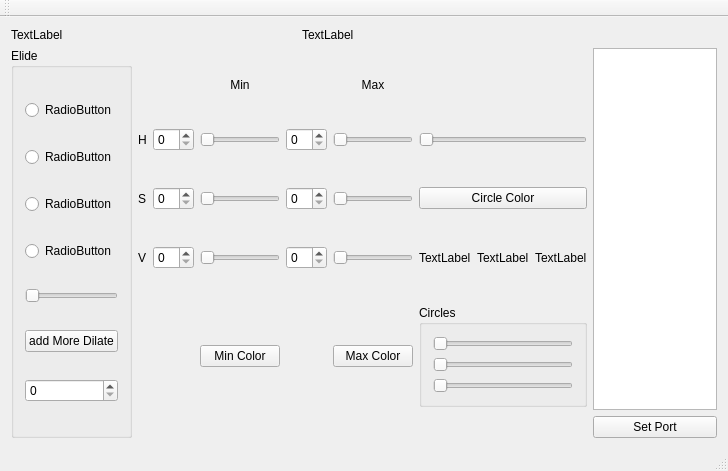
Before: the Qt Designer form object-detector/src/View/DesktopView/View/mainwindow.ui in Icraus/Object-Detector, drawn with Qt 5.
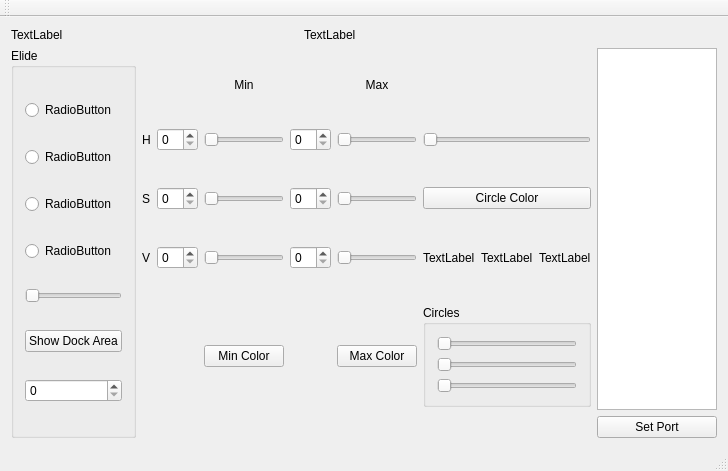
After: the same form once the commit is applied. Custom widgets are drawn as their Qt base class.

The edit to the form file:
```diff
--- a/object-detector/src/View/DesktopView/View/mainwindow.ui
+++ b/object-detector/src/View/DesktopView/View/mainwindow.ui
@@ -309,7 +309,7 @@
          <item>
           <widget class="QPushButton" name="pushButton_5">
            <property name="text">
-            <string>add More Dilate</string>
+            <string>Show Dock Area</string>
            </property>
           </widget>
          </item>
```
